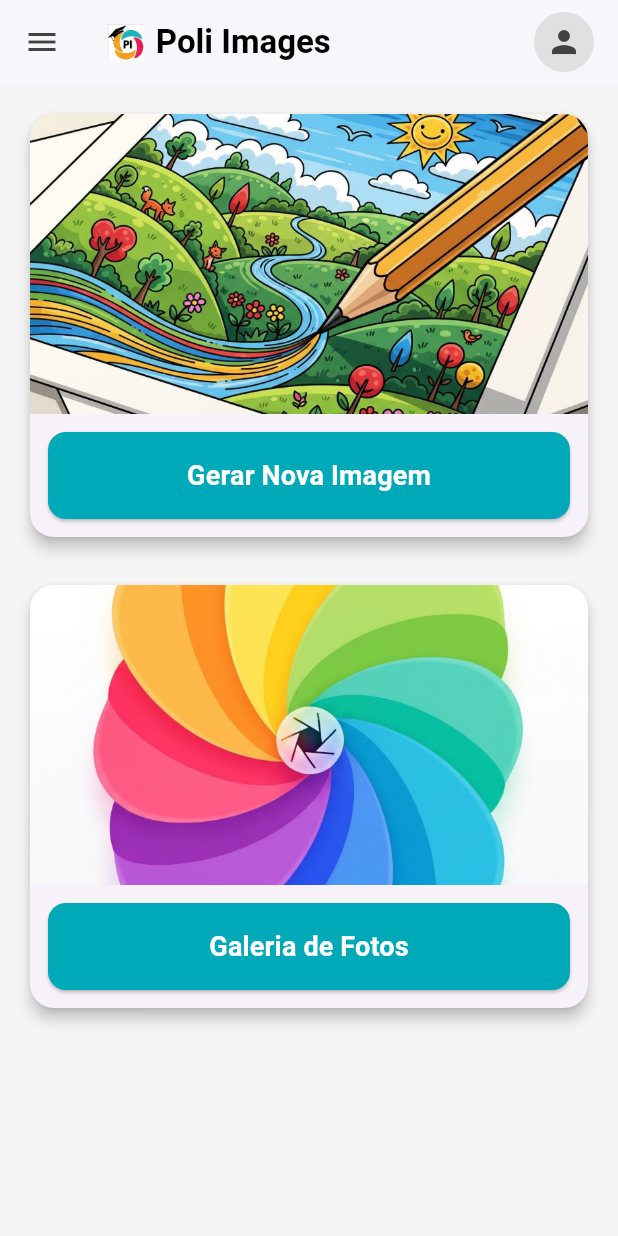
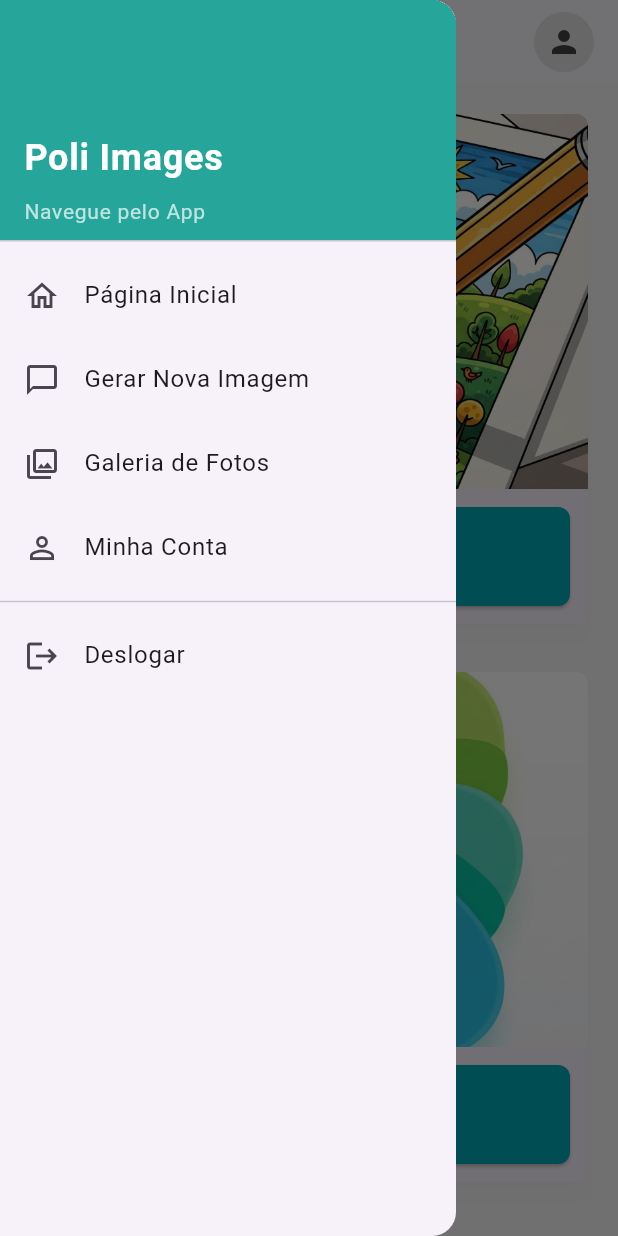
Before and after one commit to PoliImages/poli-images-front, a Flutter app: the HomePage screen opened directly, with the side drawer open (before the commit the screen has no drawer), on a phone screen of 412 x 824 dp. Run offline on Flutter 3.47's test engine with Material 3 defaults, Android fonts, the phone set to English and light mode, and no system bars.

Commit message:
melhoria responsividade e add navbar

```diff
--- a/lib/features/home/presentation/pages/home_page.dart
+++ b/lib/features/home/presentation/pages/home_page.dart
@@ -1,58 +1,133 @@
 import 'package:flutter/material.dart';
+import '../../../../shared/widgets/app_drawer.dart';
+import '../../../auth/presentation/pages/login_page.dart';
 
 class HomePage extends StatelessWidget {
   const HomePage({super.key});
 
-  void _navigateToGenerateImage(BuildContext context) {
-    // Ação temporária. No futuro, navegará para a página de Chat.
+  @override
+  Widget build(BuildContext context) {
+    return LayoutBuilder(
+      builder: (context, constraints) {
+        final bool isDesktop = constraints.maxWidth > 768;
+
+        return Scaffold(
+          backgroundColor: isDesktop ? Colors.white : Colors.grey[100],
+          appBar: _buildAppBar(context, isDesktop),
+          drawer: isDesktop ? null : const AppDrawer(),
+          body: _buildBody(context, isDesktop),
+        );
+      },
+    );
   }
 
-  void _navigateToGallery(BuildContext context) {
-    // Ação temporária. No futuro, navegará para a página de Galeria.
-  }
-
-  @override
-  Widget build(BuildContext context) {
-    return Scaffold(
-      backgroundColor: Colors.grey[100],
-      appBar: AppBar(
+  PreferredSizeWidget _buildAppBar(BuildContext context, bool isDesktop) {
+    if (isDesktop) {
+      return AppBar(
+        backgroundColor: const Color(0xFF00A9B8),
+        automaticallyImplyLeading: false,
+        elevation: 1,
+        title: Center(
+          child: ConstrainedBox(
+            constraints: const BoxConstraints(maxWidth: 1200),
+            child: Row(
+              mainAxisAlignment: MainAxisAlignment.spaceBetween,
+              children: [
+                Row(
+                  children: [
+                    Image.asset('assets/logo_poliedro.png', height: 24, color: Colors.white),
+                    const SizedBox(width: 8),
+                    const Text('Poliedro', style: TextStyle(fontWeight: FontWeight.bold)),
+                  ],
+                ),
+                Row(
+                  children: [
+                    _buildNavButton(text: 'Página Inicial', icon: Icons.home, onPressed: () {}),
+                    _buildNavButton(text: 'Gerar Nova Imagem', icon: Icons.chat, onPressed: () {}),
+                    _buildNavButton(text: 'Galeria de Fotos', icon: Icons.photo_library, onPressed: () {}),
+                    _buildNavButton(text: 'Minha Conta', icon: Icons.person, onPressed: () {}),
+                    _buildNavButton(
+                      text: 'Deslogar',
+                      icon: Icons.logout,
+                      onPressed: () {
+                        Navigator.of(context).pushAndRemoveUntil(
+                          MaterialPageRoute(builder: (context) => const LoginPage()),
+                          (Route<dynamic> route) => false,
+                        );
+                      },
+                    ),
+                  ],
+                ),
+              ],
+            ),
+          ),
+        ),
+      );
+    } else {
+      // AppBar para Telas Pequenas (Mobile)
+      return AppBar(
         backgroundColor: Colors.white,
         elevation: 1,
-        leading: IconButton(
-          icon: Icon(Icons.menu, color: Colors.grey[800]),
-          onPressed: () {},
-        ),
         title: Row(
           children: [
-            Image.asset(
-              'assets/logo_poliedro.png',
-              height: 24,
-              errorBuilder: (context, error, stackTrace) => const Icon(Icons.widgets),
-            ),
+            Image.asset('assets/logo_poliedro.png', height: 24),
             const SizedBox(width: 8),
             const Text(
               'Poli Images',
-              style: TextStyle(
-                color: Colors.black,
-                fontWeight: FontWeight.bold,
-              ),
+              style: TextStyle(color: Colors.black, fontWeight: FontWeight.bold),
             ),
           ],
         ),
+        iconTheme: IconThemeData(color: Colors.grey[800]),
         actions: [
           Padding(
             padding: const EdgeInsets.only(right: 16.0),
             child: CircleAvatar(
               backgroundColor: Colors.grey[300],
-              child: Icon(
-                Icons.person,
-                color: Colors.grey[800],
-              ),
+              child: Icon(Icons.person, color: Colors.grey[800]),
             ),
           ),
         ],
-      ),
-      body: SingleChildScrollView(
+      );
+    }
+  }
+
+  Widget _buildBody(BuildContext context, bool isDesktop) {
+    final card1 = _buildFeatureCard(
+      context: context,
+      imagePath: 'assets/gerar_imagem.png',
+      buttonText: 'Gerar Nova Imagem',
+      onPressed: () {},
+    );
+
+    final card2 = _buildFeatureCard(
+      context: context,
+      imagePath: 'assets/galeria.png',
+      buttonText: 'Minha Galeria de Fotos',
+      onPressed: () {},
+    );
+
+    if (isDesktop) {
+      return Center(
+        child: ConstrainedBox(
+          constraints: const BoxConstraints(maxWidth: 1000),
+          child: Padding(
+            padding: const EdgeInsets.symmetric(vertical: 60.0, horizontal: 20),
+            child: Row(
+              mainAxisAlignment: MainAxisAlignment.center,
+              crossAxisAlignment: CrossAxisAlignment.center,
+              children: [
+                Expanded(child: card1),
+                const SizedBox(width: 60),
+                Expanded(child: card2),
+              ],
+            ),
+          ),
+        ),
+      );
+    } else {
+      // Layout para Telas Pequenas (Mobile)
+      return SingleChildScrollView(
         child: Padding(
           padding: const EdgeInsets.all(16.0),
           child: Column(
@@ -62,20 +137,20 @@ class HomePage extends StatelessWidget {
                 context: context,
                 imagePath: 'assets/gerar_imagem.png',
                 buttonText: 'Gerar Nova Imagem',
-                onPressed: () => _navigateToGenerateImage(context),
+                onPressed: () {},
               ),
               const SizedBox(height: 24),
               _buildFeatureCard(
                 context: context,
                 imagePath: 'assets/galeria.png',
                 buttonText: 'Galeria de Fotos',
-                onPressed: () => _navigateToGallery(context),
+                onPressed: () {},
               ),
             ],
           ),
         ),
-      ),
-    );
+      );
+    }
   }
 
   Widget _buildFeatureCard({
@@ -85,21 +160,21 @@ class HomePage extends StatelessWidget {
     required VoidCallback onPressed,
   }) {
     return Card(
-      elevation: 4,
+      elevation: 6,
+      shadowColor: Colors.black.withOpacity(0.1),
       clipBehavior: Clip.antiAlias,
-      shape: RoundedRectangleBorder(
-        borderRadius: BorderRadius.circular(16),
-      ),
+      shape: RoundedRectangleBorder(borderRadius: BorderRadius.circular(8)),
       child: Column(
+        mainAxisSize: MainAxisSize.min,
         children: [
           Image.asset(
             imagePath,
             fit: BoxFit.cover,
-            height: 200,
+            height: 250,
             width: double.infinity,
             errorBuilder: (context, error, stackTrace) {
               return Container(
-                height: 200,
+                height: 250,
                 color: Colors.grey[200],
                 alignment: Alignment.center,
                 child: const Icon(Icons.image_not_supported, color: Colors.grey),
@@ -114,18 +189,12 @@ class HomePage extends StatelessWidget {
                 onPressed: onPressed,
                 style: ElevatedButton.styleFrom(
                   backgroundColor: const Color(0xFF00A9B8),
-                  padding: const EdgeInsets.symmetric(vertical: 16),
-                  shape: RoundedRectangleBorder(
-                    borderRadius: BorderRadius.circular(12),
-                  ),
+                  padding: const EdgeInsets.symmetric(vertical: 20),
+                  shape: RoundedRectangleBorder(borderRadius: BorderRadius.circular(8)),
                 ),
                 child: Text(
                   buttonText,
-                  style: const TextStyle(
-                    fontSize: 18,
-                    fontWeight: FontWeight.bold,
-                    color: Colors.white,
-                  ),
+                  style: const TextStyle(fontSize: 18, fontWeight: FontWeight.bold, color: Colors.white),
                 ),
               ),
             ),
@@ -134,4 +203,23 @@ class HomePage extends StatelessWidget {
       ),
     );
   }
+
+  Widget _buildNavButton({
+    required String text,
+    required IconData icon,
+    required VoidCallback onPressed,
+  }) {
+    return TextButton.icon(
+      onPressed: onPressed,
+      icon: Icon(icon, color: Colors.white, size: 18),
+      label: Text(text, style: const TextStyle(color: Colors.white, fontWeight: FontWeight.w600)),
+      style: TextButton.styleFrom(
+        padding: const EdgeInsets.symmetric(horizontal: 16),
+        shape: RoundedRectangleBorder(borderRadius: BorderRadius.circular(8)),
+        // A LINHA DO ERRO FOI REMOVIDA DAQUI
+      ).copyWith(
+        overlayColor: MaterialStateProperty.all(Colors.white.withOpacity(0.1)),
+      ),
+    );
+  }
 }
--- /dev/null
+++ b/lib/shared/widgets/app_drawer.dart
@@ -0,0 +1,98 @@
+import 'package:flutter/material.dart';
+import 'package:poli_images_front/features/auth/presentation/pages/login_page.dart';
+
+class AppDrawer extends StatelessWidget {
+  const AppDrawer({super.key});
+
+  @override
+  Widget build(BuildContext context) {
+    return Drawer(
+      child: ListView(
+        padding: EdgeInsets.zero,
+        children: [
+          DrawerHeader(
+            decoration: BoxDecoration(
+              color: Colors.teal[400],
+            ),
+            child: const Column(
+              crossAxisAlignment: CrossAxisAlignment.start,
+              mainAxisAlignment: MainAxisAlignment.end,
+              children: [
+                Text(
+                  'Poli Images',
+                  style: TextStyle(
+                    color: Colors.white,
+                    fontSize: 24,
+                    fontWeight: FontWeight.bold,
+                  ),
+                ),
+                SizedBox(height: 8),
+                Text(
+                  'Navegue pelo App',
+                  style: TextStyle(
+                    color: Colors.white70,
+                    fontSize: 14,
+                  ),
+                ),
+              ],
+            ),
+          ),
+          _buildDrawerItem(
+            icon: Icons.home_outlined,
+            text: 'Página Inicial',
+            onTap: () {
+              // Já estamos na home, então apenas fechamos o drawer
+              Navigator.of(context).pop();
+            },
+          ),
+          _buildDrawerItem(
+            icon: Icons.chat_bubble_outline,
+            text: 'Gerar Nova Imagem',
+            onTap: () {
+              // TODO: Navegar para a página de Chat
+            },
+          ),
+          _buildDrawerItem(
+            icon: Icons.photo_library_outlined,
+            text: 'Galeria de Fotos',
+            onTap: () {
+              // TODO: Navegar para a página de Galeria
+            },
+          ),
+          _buildDrawerItem(
+            icon: Icons.person_outline,
+            text: 'Minha Conta',
+            onTap: () {
+              // TODO: Navegar para a página da conta do usuário
+            },
+          ),
+          const Divider(),
+          _buildDrawerItem(
+            icon: Icons.logout,
+            text: 'Deslogar',
+            onTap: () {
+              // Navega para a tela de login e remove todas as outras telas da pilha
+              Navigator.of(context).pushAndRemoveUntil(
+                MaterialPageRoute(builder: (context) => const LoginPage()),
+                (Route<dynamic> route) => false,
+              );
+            },
+          ),
+        ],
+      ),
+    );
+  }
+
+  // Widget auxiliar para criar os itens do menu
+  ListTile _buildDrawerItem({
+    required IconData icon,
+    required String text,
+    required GestureTapCallback onTap,
+  }) {
+    return ListTile(
+      leading: Icon(icon),
+      title: Text(text),
+      onTap: onTap,
+    );
+  }
+}
```
